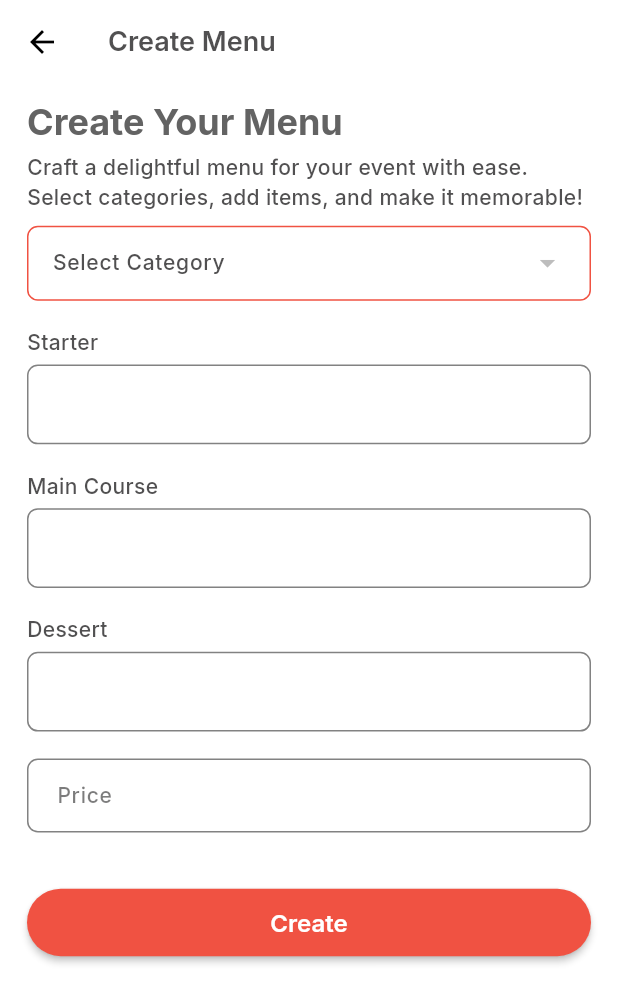
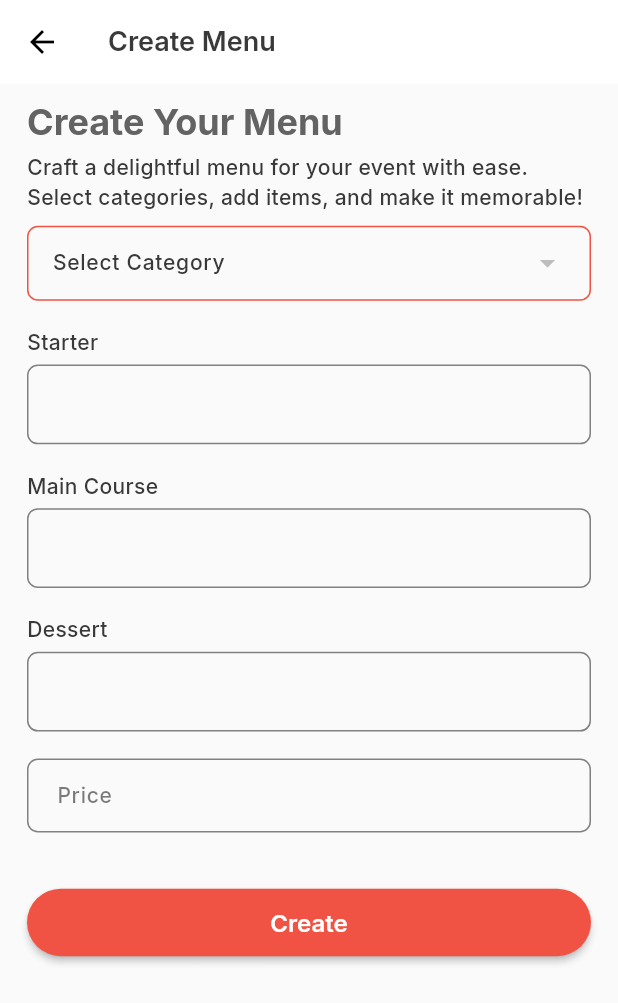
Before and after one commit to bishal-rumba007/catering-service-app, a Flutter app: the CreateMenuScreen screen opened directly, on a phone screen of 412 x 824 dp. Shown: the top 1003 px of the screen. Run offline on Flutter 3.47's test engine with Material 3 defaults, Android fonts, the phone set to English and light mode, and no system bars; our stand-ins replace cloud_firestore, firebase_auth, firebase_core, firebase_storage, flutter_chat_types, flutter_chat_ui and 6 more; missing offline and left inert: flutter_firebase_chat_core; accounts and stored records are empty; network calls fail.

Commit message:
Update color constants in AppColor class

```diff
--- a/lib/src/themes/color.dart
+++ b/lib/src/themes/color.dart
@@ -1,14 +1,14 @@
 import 'package:flutter/material.dart';
 
 class AppColor {
-  static const Color primaryRed = Color(0xFFf05242);
+  static const Color primaryRed = Color(0xFFf05343);
   static const Color secondaryColor = Color(0xFF4285F4);
-  static const Color backGroundColor = Color(0xFFFFFFFF);
-  static Color darkColor = const Color(0xFF252425).withOpacity(0.8);
+  static const Color backGroundColor = Color(0xFFFAFAFA);
+  static Color darkColor = const Color(0xFF252425).withOpacity(0.9);
   static const Color greyColor = Color(0xFF636363);
   static const Color grey2Color = Color(0xFFd8d8d9);
   static const Color containerColor = Color(0xFFfbd652);
   static const Color meanGreen = Color(0xFF42861d);
   static const Color setOrange = Color(0xFFf58830);
-  static const Color darkModeText = Color(0xFFC8C8C8);
+  static const Color darkModeText = Color(0xfffcfcfc);
 }
```
